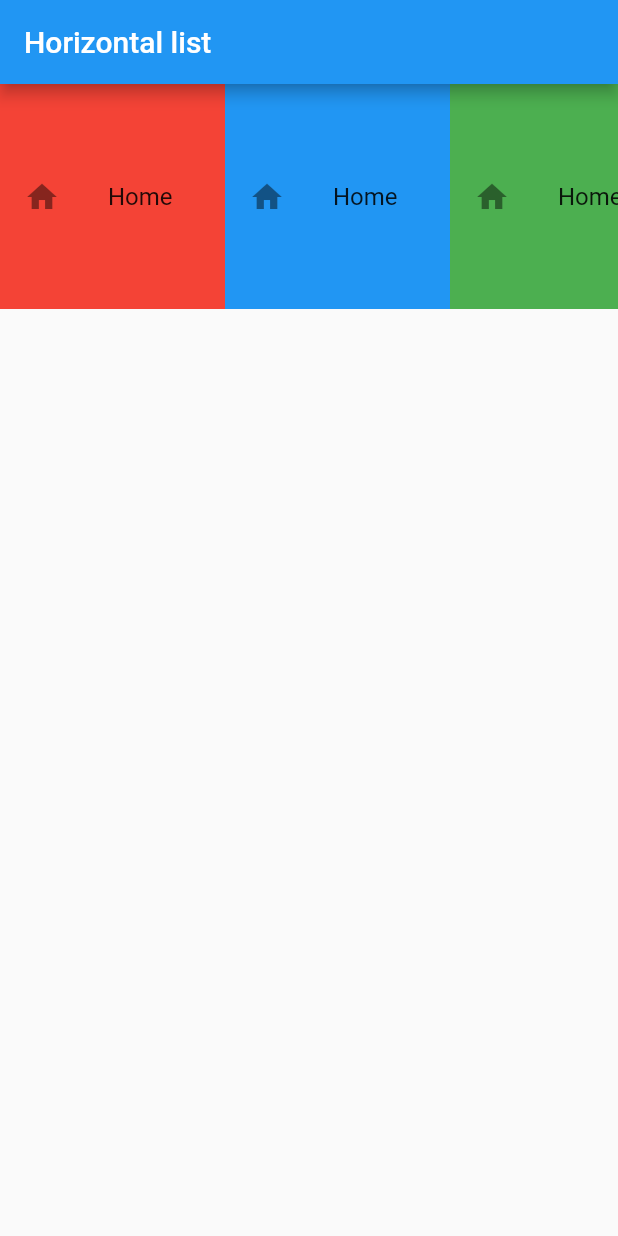
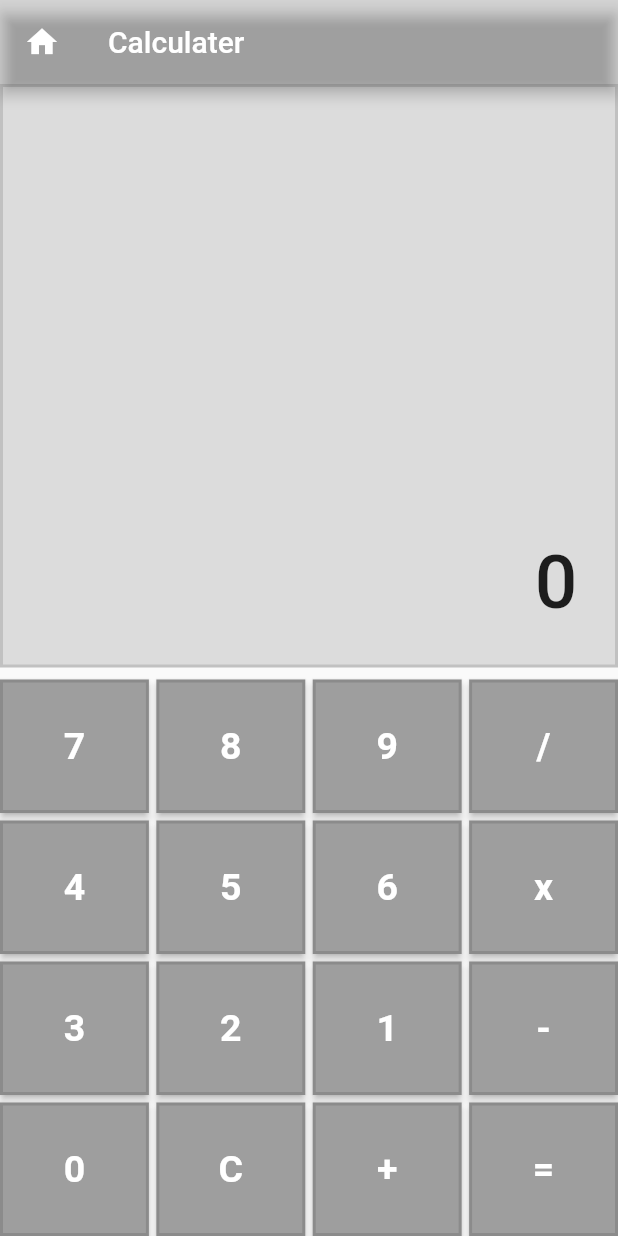
Before and after one commit to Mrinalsharma1/flutter_app, a Flutter app: the screen it shows after launch, on a phone screen of 412 x 824 dp. Run offline on Flutter 3.47's test engine with Material 2 defaults, Android fonts, the phone set to English and light mode, and no system bars.

Commit message:
day 18 calculater_project

```diff
--- a/lib/main.dart
+++ b/lib/main.dart
@@ -1,56 +1,184 @@
 import 'package:flutter/cupertino.dart';
 import 'package:flutter/material.dart';
-import 'package:flutter_app/Newcard.dart';
 
 void main() {
   runApp(MyApp());
 }
 
-class MyApp extends StatelessWidget {
-  // final List<String> names;
-  // MyApp({key, this.names}) : super(key: key);
+class MyApp extends StatefulWidget {
+  @override
+  _MyAppState createState() => _MyAppState();
+}
+
+class _MyAppState extends State<MyApp> {
+  String output = "0";
+  String _output = "0";
+
+  double num1 = 0.0, num2 = 0.0;
+  String oprend = "";
+  operation(String btnText) {
+    if (btnText == "C") {
+      _output = "0";
+      num1 = num2 = 0.0;
+      oprend = "";
+    } else if (btnText == "+" ||
+        btnText == "-" ||
+        btnText == "x" ||
+        btnText == "/") {
+      num1 = double.parse(output);
+      oprend = btnText;
+      _output = "0";
+    } else if (btnText == "=") {
+      num2 = double.parse(output);
+
+      if (oprend == "+") {
+        _output = (num1 + num2).toString();
+      }
+      if (oprend == "-") {
+        _output = (num1 - num2).toString();
+      }
+      if (oprend == "x") {
+        _output = (num1 * num2).toString();
+      }
+      if (oprend == "/") {
+        _output = (num1 / num2).toString();
+      }
+
+      num1 = 0.0;
+      num2 = 0.0;
+      oprend = "";
+    } else {
+      _output = _output + btnText;
+    }
+
+    setState(() {
+      output = double.parse(_output).toStringAsFixed(2);
+    });
+  }
+
+  Widget button(String btnText) {
+    return Expanded(
+      child: RawMaterialButton(
+        shape: Border.all(color: Colors.black12, width: 2),
+        fillColor: Colors.grey,
+        child: Text(
+          "$btnText",
+          style: TextStyle(
+              fontSize: 25, fontWeight: FontWeight.w700, color: Colors.white),
+        ),
+        onPressed: () {
+          operation(btnText);
+        },
+        padding: EdgeInsets.all(30.0),
+        splashColor: Colors.redAccent,
+      ),
+    );
+  }
+
   @override
   Widget build(BuildContext context) {
     return MaterialApp(
-      // title: "17 Days Basic List",
+      debugShowCheckedModeBanner: false,
       home: Scaffold(
         appBar: AppBar(
-          title: Text("Horizontal list"),
+          leading: Icon(Icons.home),
+          title: Text("Calculater"),
+          backgroundColor: Colors.black12,
         ),
         body: Container(
-          height: 150.0,
-          child: ListView(
-            scrollDirection: Axis.horizontal,
+          child: Column(
+            mainAxisAlignment: MainAxisAlignment.end,
             children: [
-              Container(
-                width: 150.0,
-                color: Colors.red,
-                child: Center(
-                  child: ListTile(
-                    leading: Icon(Icons.home),
-                    title: Text("Home"),
+              Expanded(
+                child: Container(
+                  alignment: Alignment.bottomRight,
+                  decoration: BoxDecoration(
+                      border: Border.all(color: Colors.black12, width: 2),
+                      color: Colors.black12),
+                  padding: EdgeInsets.all(25),
+                  margin: EdgeInsets.only(bottom: 8),
+                  child: Text(
+                    "$output",
+                    style: TextStyle(fontSize: 50, fontWeight: FontWeight.w500),
                   ),
                 ),
               ),
-              Container(
-                width: 150.0,
-                color: Colors.blue,
-                child: Center(
-                  child: ListTile(
-                    leading: Icon(Icons.home),
-                    title: Text("Home"),
+              Row(
+                children: [
+                  button("7"),
+                  SizedBox(
+                    width: 5,
                   ),
-                ),
+                  button("8"),
+                  SizedBox(
+                    width: 5,
+                  ),
+                  button("9"),
+                  SizedBox(
+                    width: 5,
+                  ),
+                  button("/"),
+                ],
               ),
-              Container(
-                width: 150.0,
-                color: Colors.green,
-                child: Center(
-                  child: ListTile(
-                    leading: Icon(Icons.home),
-                    title: Text("Home"),
+              SizedBox(
+                height: 5,
+              ),
+              Row(
+                children: [
+                  button("4"),
+                  SizedBox(
+                    width: 5,
                   ),
-                ),
+                  button("5"),
+                  SizedBox(
+                    width: 5,
+                  ),
+                  button("6"),
+                  SizedBox(
+                    width: 5,
+                  ),
+                  button("x"),
+                ],
+              ),
+              SizedBox(
+                height: 5,
+              ),
+              Row(
+                children: [
+                  button("3"),
+                  SizedBox(
+                    width: 5,
+                  ),
+                  button("2"),
+                  SizedBox(
+                    width: 5,
+                  ),
+                  button("1"),
+                  SizedBox(
+                    width: 5,
+                  ),
+                  button("-"),
+                ],
+              ),
+              SizedBox(
+                height: 5,
+              ),
+              Row(
+                children: [
+                  button("0"),
+                  SizedBox(
+                    width: 5,
+                  ),
+                  button("C"),
+                  SizedBox(
+                    width: 5,
+                  ),
+                  button("+"),
+                  SizedBox(
+                    width: 5,
+                  ),
+                  button("="),
+                ],
               ),
             ],
           ),
```
